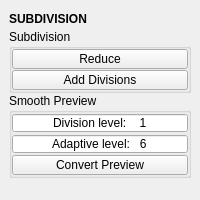
m3trik/tentacle, file tentacle/ui/subdivision.ui: the form before one commit.
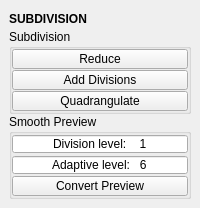
The form after the commit. Custom widgets are drawn as their Qt base class.

Diff of the .ui file:
```diff
--- a/tentacle/ui/subdivision.ui
+++ b/tentacle/ui/subdivision.ui
@@ -10,7 +10,7 @@
     <x>0</x>
     <y>0</y>
     <width>200</width>
-    <height>200</height>
+    <height>207</height>
    </rect>
   </property>
   <property name="tabShape">
@@ -174,6 +174,37 @@
            </property>
           </widget>
          </item>
+         <item>
+          <widget class="QPushButton" name="b000">
+           <property name="enabled">
+            <bool>true</bool>
+           </property>
+           <property name="minimumSize">
+            <size>
+             <width>0</width>
+             <height>20</height>
+            </size>
+           </property>
+           <property name="maximumSize">
+            <size>
+             <width>16777215</width>
+             <height>20</height>
+            </size>
+           </property>
+           <property name="toolTip">
+            <string>Change the selected faces into quadrilaterals.</string>
+           </property>
+           <property name="text">
+            <string>Quadrangulate</string>
+           </property>
+           <property name="iconSize">
+            <size>
+             <width>18</width>
+             <height>18</height>
+            </size>
+           </property>
+          </widget>
+         </item>
         </layout>
        </widget>
       </item>
```
